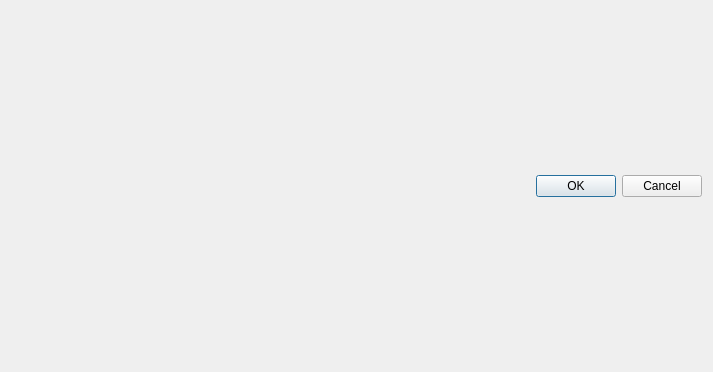
IHP-GmbH/LibMan, file src/projectmanager.ui: the form before one commit.
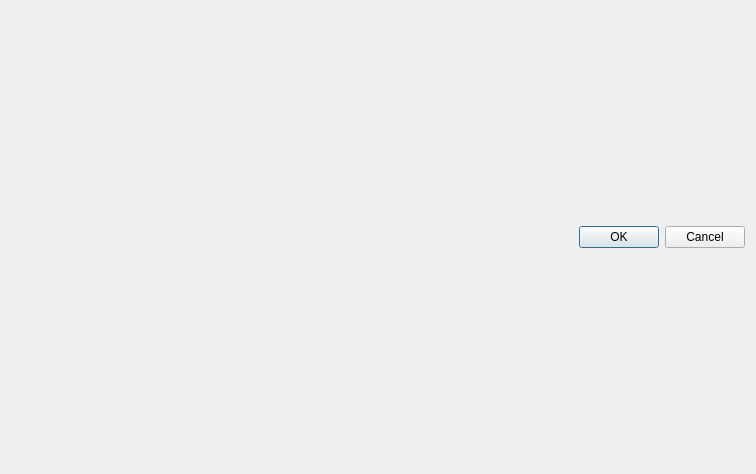
The form after the commit.

Patch:
```diff
--- a/src/projectmanager.ui
+++ b/src/projectmanager.ui
@@ -6,8 +6,8 @@
    <rect>
     <x>0</x>
     <y>0</y>
-    <width>713</width>
-    <height>372</height>
+    <width>756</width>
+    <height>474</height>
    </rect>
   </property>
   <property name="windowTitle">
```
